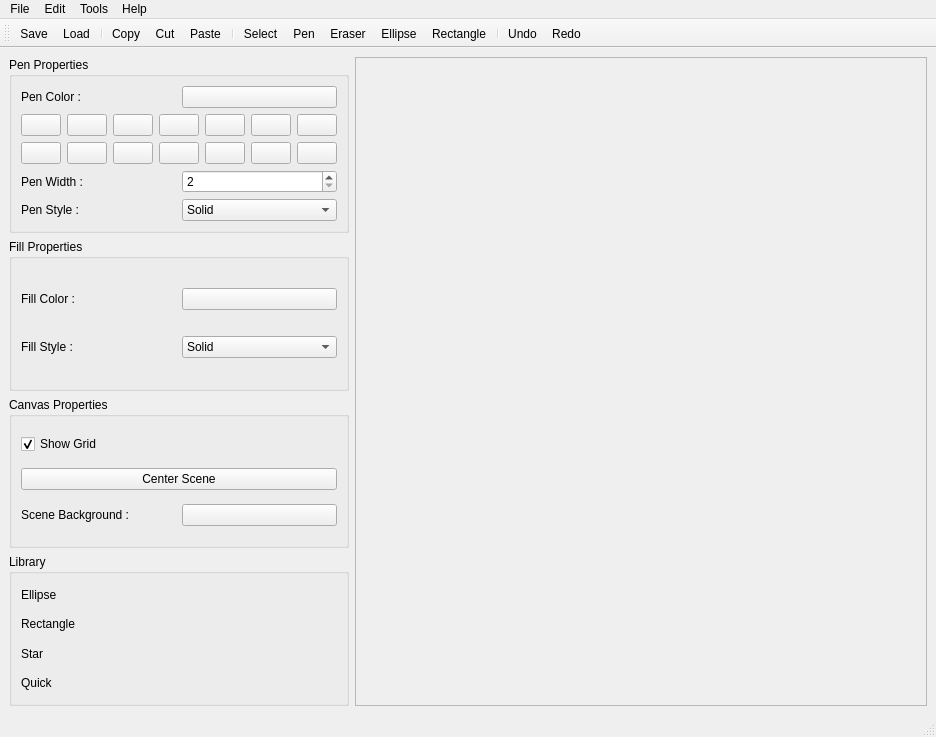
First picture: the form in PainterApplication/mainwindow.ui, repository Arthur-T-Lambert/PainterApp, before the edit.
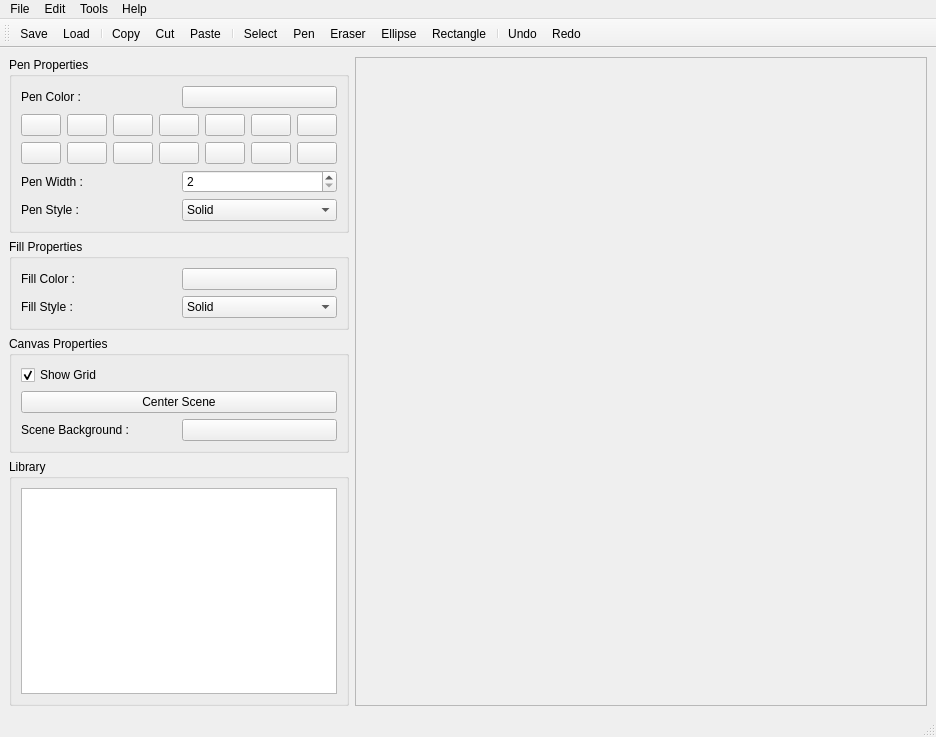
Second picture: the form after the edit. Icons and pictures are not drawn.

Diff of the .ui file:
```diff
--- a/PainterApplication/mainwindow.ui
+++ b/PainterApplication/mainwindow.ui
@@ -373,30 +373,12 @@
         </property>
         <layout class="QVBoxLayout" name="verticalLayout_5">
          <item>
-          <widget class="QLabel" name="Ellipse">
-           <property name="text">
-            <string>Ellipse</string>
-           </property>
-          </widget>
-         </item>
-         <item>
-          <widget class="QLabel" name="Rectangle">
-           <property name="text">
-            <string>Rectangle</string>
-           </property>
-          </widget>
-         </item>
-         <item>
-          <widget class="QLabel" name="Star">
-           <property name="text">
-            <string>Star</string>
-           </property>
-          </widget>
-         </item>
-         <item>
-          <widget class="QLabel" name="Quick">
-           <property name="text">
-            <string>Quick</string>
+          <widget class="QGraphicsView" name="libraryView">
+           <property name="sizePolicy">
+            <sizepolicy hsizetype="Preferred" vsizetype="Expanding">
+             <horstretch>0</horstretch>
+             <verstretch>0</verstretch>
+            </sizepolicy>
            </property>
           </widget>
          </item>
@@ -433,16 +415,6 @@
      </rect>
     </property>
    </widget>
-   <widget class="QWidget" name="widget" native="true">
-    <property name="geometry">
-     <rect>
-      <x>70</x>
-      <y>40</y>
-      <width>651</width>
-      <height>441</height>
-     </rect>
-    </property>
-   </widget>
   </widget>
   <widget class="QMenuBar" name="menubar">
    <property name="geometry">
```
Left out of the diff: 4 changed lines with no effect on the pictures.
